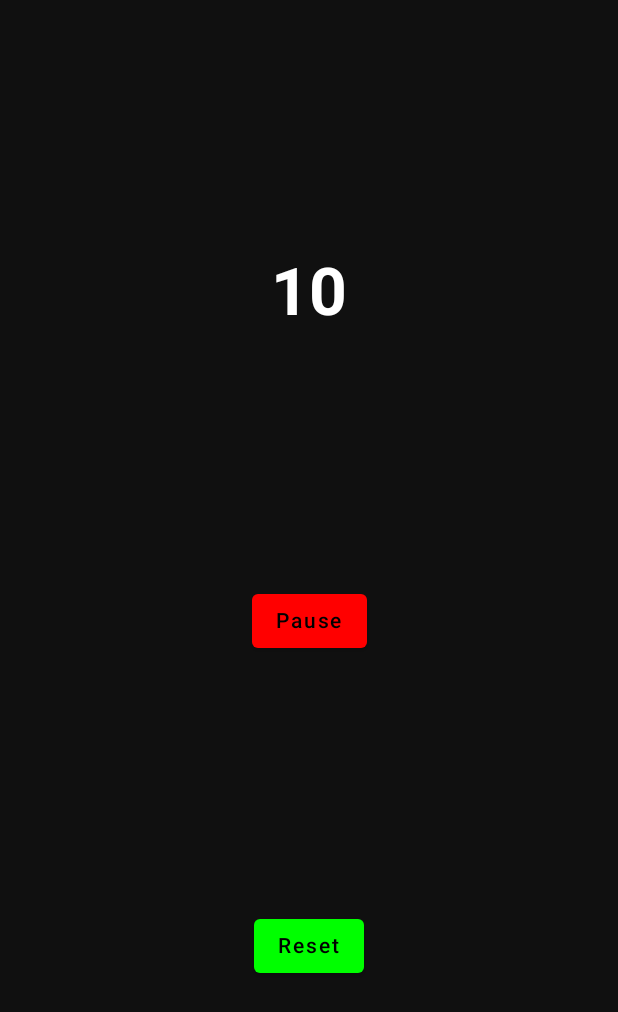
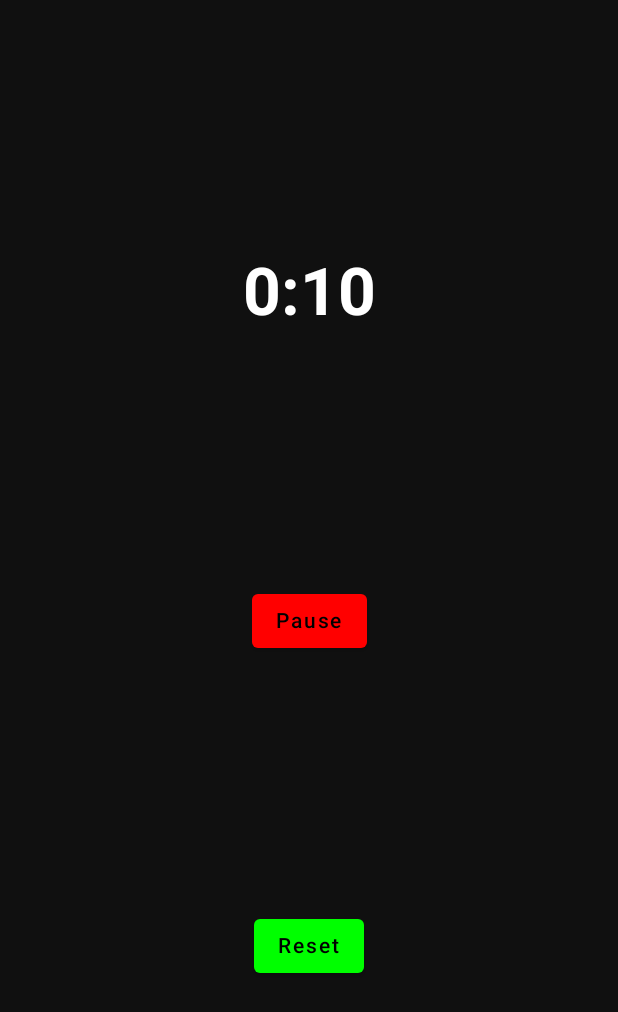
Before and after one commit to Luccien/TimerApp, an Android app built with Jetpack Compose: the screen it shows after launch (MainActivity), after a tap on "Continue", on a phone screen of 412 x 824 dp. Shown: the top 1012 px of the screen. Run offline under Robolectric (Android 15) with nearby library versions, the phone set to English and light mode, and no system bars; 2 other taps on this screen came first.

Commit message:
working on reset button

```diff
--- a/app/src/main/java/de/lucien/timer/MainActivity.kt
+++ b/app/src/main/java/de/lucien/timer/MainActivity.kt
@@ -34,13 +34,8 @@ class MainActivity : ComponentActivity() {
                 modifier = Modifier.fillMaxSize()
             ) {
                 Box(
-                    //contentAlignment = Alignment.Center
                 ) {
                     Timer(
-                        //totalTime = 100L * 1000L,
-                        //totalTime = 10L * 1000L,
-                       // totalTime = 13L * 1000L,
-
                         handleColor = Color.Green,
                         inactiveBarColor = Color.DarkGray,
                         activeBarColor = Color(0xFF37B900),
@@ -72,7 +67,6 @@ class MainActivity : ComponentActivity() {
         var totalTime by remember {
             mutableStateOf(13L * 1000L) // 10 is number of pictures
         }
-        //totalTime = 13L * 1000L,
 
         var counter by remember {
             mutableStateOf(10) // 10 is number of pictures
@@ -115,7 +109,7 @@ class MainActivity : ComponentActivity() {
 
 
 
-           if(!isTimerRunning && currentTime == totalTime) {
+           if(    (!isTimerRunning && currentTime == totalTime) ||   (isTimerRunning && currentTime <= 0L)   ) {
                SetTimeForTimer(
                    currentTime = currentTime,
                    onCurrentTimeChange = { currentTime = it },
@@ -143,15 +137,15 @@ class MainActivity : ComponentActivity() {
 
 
 
-            ///////////////
-            if(isTimerRunning && currentTime != totalTime){
+            /////////////// TODO
+            if(   (isTimerRunning && currentTime != totalTime) ){  // TODO
+                //|| (!isTimerRunning && currentTime == totalTime)    ){
                 Button(
                     onClick = {
                         currentTime = totalTime
                         counter = 10
                         isTimerRunning = false
                     },
-                    //modifier = Modifier.align(Alignment.BottomEnd),
                     colors = ButtonDefaults.buttonColors(
                         backgroundColor = Color.Green
 
@@ -171,15 +165,19 @@ class MainActivity : ComponentActivity() {
     }
 
 
+@Composable
+fun resetButton(){
+    // TODO
+}
+
+
+
 
 @Composable
-fun TimerCountTextfield(currentTime:Long,){
-        Text(
-            text = (currentTime / 1000L).toString(),
-            fontSize = 44.sp,
-            fontWeight = FontWeight.Bold,
-            color = Color.White
-        )
+fun TimerCountTextfield(currentTime:Long){
+    Row() {
+        showTimeInMinAndSec(currentTime)
+    }
 
 }
 
```
